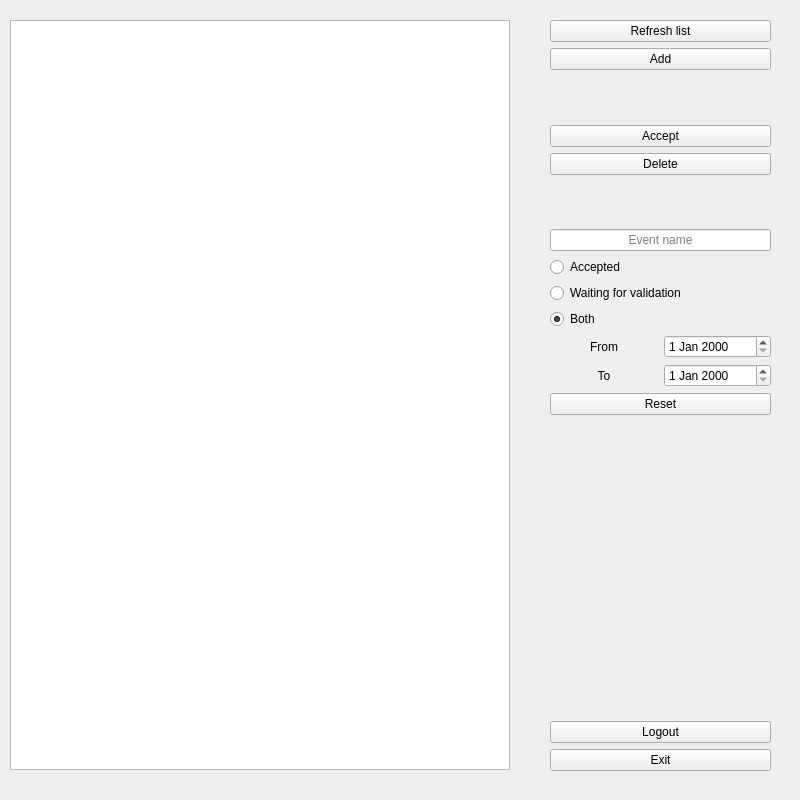
Above: new_SNR/Project/UI/adminwindow.ui from Teaching-projects/SZE-Projektmunka-2019-Shoot-Run before the change. Below: the same form after it.
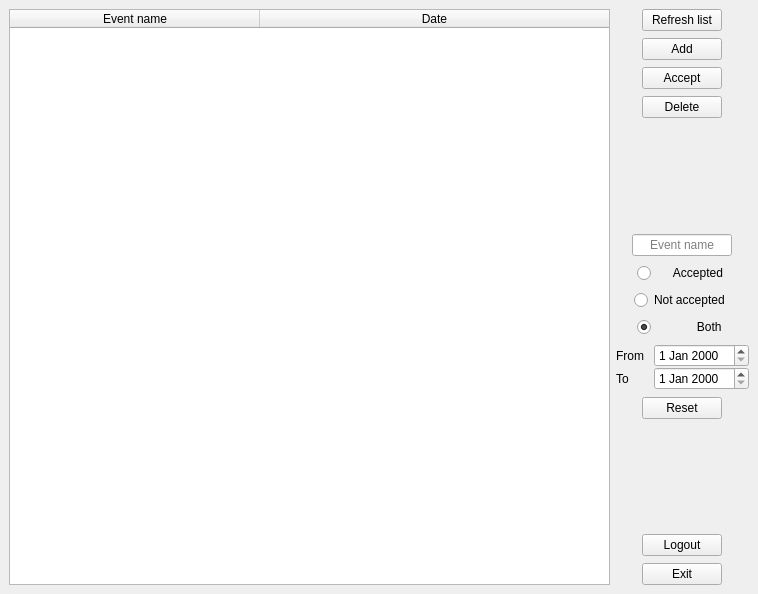
That is the form after the change. The open tabs and pages were chosen to show the change.

Patch:
```diff
--- a/new_SNR/Project/UI/adminwindow.ui
+++ b/new_SNR/Project/UI/adminwindow.ui
@@ -6,20 +6,26 @@
    <rect>
     <x>0</x>
     <y>0</y>
-    <width>800</width>
-    <height>800</height>
+    <width>758</width>
+    <height>594</height>
    </rect>
   </property>
+  <property name="sizePolicy">
+   <sizepolicy hsizetype="Minimum" vsizetype="Minimum">
+    <horstretch>0</horstretch>
+    <verstretch>0</verstretch>
+   </sizepolicy>
+  </property>
   <property name="minimumSize">
    <size>
-    <width>800</width>
-    <height>800</height>
+    <width>640</width>
+    <height>480</height>
    </size>
   </property>
   <property name="maximumSize">
    <size>
-    <width>800</width>
-    <height>800</height>
+    <width>1920</width>
+    <height>1080</height>
    </size>
   </property>
   <property name="windowTitle">
@@ -53,46 +59,46 @@
       <number>1</number>
      </property>
      <widget class="QWidget" name="admin_eventlist">
+      <property name="sizePolicy">
+       <sizepolicy hsizetype="Minimum" vsizetype="Minimum">
+        <horstretch>0</horstretch>
+        <verstretch>0</verstretch>
+       </sizepolicy>
+      </property>
       <property name="minimumSize">
        <size>
-        <width>800</width>
-        <height>800</height>
+        <width>640</width>
+        <height>480</height>
        </size>
       </property>
       <property name="maximumSize">
        <size>
-        <width>800</width>
-        <height>800</height>
+        <width>1920</width>
+        <height>1080</height>
        </size>
       </property>
+      <layout class="QHBoxLayout" name="horizontalLayout_2">
+       <item>
       <widget class="QTableWidget" name="event_list">
        <property name="enabled">
         <bool>true</bool>
        </property>
-       <property name="geometry">
-        <rect>
-         <x>10</x>
-         <y>20</y>
-         <width>500</width>
-         <height>750</height>
-        </rect>
-       </property>
        <property name="sizePolicy">
-        <sizepolicy hsizetype="Fixed" vsizetype="Fixed">
-         <horstretch>0</horstretch>
-         <verstretch>0</verstretch>
+          <sizepolicy hsizetype="Expanding" vsizetype="Expanding">
+           <horstretch>10</horstretch>
+           <verstretch>20</verstretch>
         </sizepolicy>
        </property>
        <property name="minimumSize">
-        <size>
-         <width>500</width>
-         <height>750</height>
-        </size>
-       </property>
-       <property name="maximumSize">
         <size>
          <width>400</width>
-         <height>350</height>
+           <height>500</height>
+          </size>
+         </property>
+         <property name="maximumSize">
+          <size>
+           <width>1920</width>
+           <height>1080</height>
         </size>
        </property>
        <property name="contextMenuPolicy">
@@ -159,10 +165,10 @@
         <number>0</number>
        </property>
        <property name="columnCount">
-        <number>4</number>
+          <number>2</number>
        </property>
        <attribute name="horizontalHeaderVisible">
-        <bool>false</bool>
+          <bool>true</bool>
        </attribute>
        <attribute name="horizontalHeaderCascadingSectionResizes">
         <bool>false</bool>
@@ -180,7 +186,7 @@
         <bool>false</bool>
        </attribute>
        <attribute name="horizontalHeaderStretchLastSection">
-        <bool>false</bool>
+          <bool>true</bool>
        </attribute>
        <attribute name="verticalHeaderVisible">
         <bool>false</bool>
@@ -198,13 +204,6 @@
         <property name="textAlignment">
          <set>AlignCenter</set>
         </property>
-        <property name="background">
-         <color>
-          <red>0</red>
-          <green>100</green>
-          <blue>0</blue>
-         </color>
-        </property>
        </column>
        <column>
         <property name="text">
@@ -214,63 +213,78 @@
          <set>AlignCenter</set>
         </property>
        </column>
-       <column>
-        <property name="text">
-         <string>Not accepted images</string>
-        </property>
-       </column>
-       <column>
-        <property name="text">
-         <string>not so hidden column</string>
-        </property>
-       </column>
-      </widget>
-      <widget class="QWidget" name="gridLayoutWidget">
-       <property name="geometry">
-        <rect>
-         <x>550</x>
-         <y>20</y>
-         <width>221</width>
-         <height>751</height>
-        </rect>
-       </property>
-       <layout class="QVBoxLayout" name="verticalLayout_2">
+        </widget>
+       </item>
         <item>
+        <layout class="QVBoxLayout" name="verticalLayout_2" stretch="0,0,0,0,0,0,0,0,0,0,0,0,0,0">
+         <property name="spacing">
+          <number>7</number>
+         </property>
+         <property name="sizeConstraint">
+          <enum>QLayout::SetNoConstraint</enum>
+         </property>
+         <property name="rightMargin">
+          <number>0</number>
+         </property>
+         <item alignment="Qt::AlignHCenter">
          <widget class="QPushButton" name="event_refresh">
+           <property name="sizePolicy">
+            <sizepolicy hsizetype="Minimum" vsizetype="Minimum">
+             <horstretch>0</horstretch>
+             <verstretch>0</verstretch>
+            </sizepolicy>
+           </property>
+           <property name="maximumSize">
+            <size>
+             <width>100</width>
+             <height>16777215</height>
+            </size>
+           </property>
           <property name="text">
            <string>Refresh list</string>
           </property>
          </widget>
         </item>
-        <item>
+         <item alignment="Qt::AlignHCenter">
          <widget class="QPushButton" name="event_add">
+           <property name="maximumSize">
+            <size>
+             <width>100</width>
+             <height>16777215</height>
+            </size>
+           </property>
           <property name="text">
            <string>Add</string>
           </property>
          </widget>
         </item>
-        <item>
-         <spacer name="verticalSpacer_3">
-          <property name="orientation">
-           <enum>Qt::Vertical</enum>
-          </property>
-          <property name="sizeHint" stdset="0">
-           <size>
-            <width>20</width>
-            <height>40</height>
-           </size>
-          </property>
-         </spacer>
-        </item>
-        <item>
+         <item alignment="Qt::AlignHCenter">
          <widget class="QPushButton" name="event_accept">
+           <property name="sizePolicy">
+            <sizepolicy hsizetype="Minimum" vsizetype="Minimum">
+             <horstretch>0</horstretch>
+             <verstretch>0</verstretch>
+            </sizepolicy>
+           </property>
+           <property name="maximumSize">
+            <size>
+             <width>100</width>
+             <height>16777215</height>
+            </size>
+           </property>
           <property name="text">
            <string>Accept</string>
           </property>
          </widget>
         </item>
-        <item>
+         <item alignment="Qt::AlignHCenter">
          <widget class="QPushButton" name="event_delete">
+           <property name="maximumSize">
+            <size>
+             <width>100</width>
+             <height>16777215</height>
+            </size>
+           </property>
           <property name="text">
            <string>Delete</string>
           </property>
@@ -281,6 +295,9 @@
           <property name="orientation">
            <enum>Qt::Vertical</enum>
           </property>
+           <property name="sizeType">
+            <enum>QSizePolicy::MinimumExpanding</enum>
+           </property>
           <property name="sizeHint" stdset="0">
            <size>
             <width>20</width>
@@ -289,8 +306,20 @@
           </property>
          </spacer>
         </item>
-        <item>
+         <item alignment="Qt::AlignHCenter|Qt::AlignVCenter">
          <widget class="QLineEdit" name="event_name">
+           <property name="sizePolicy">
+            <sizepolicy hsizetype="Minimum" vsizetype="Minimum">
+             <horstretch>0</horstretch>
+             <verstretch>0</verstretch>
+            </sizepolicy>
+           </property>
+           <property name="maximumSize">
+            <size>
+             <width>100</width>
+             <height>16777215</height>
+            </size>
+           </property>
           <property name="alignment">
            <set>Qt::AlignCenter</set>
           </property>
@@ -299,24 +328,42 @@
           </property>
          </widget>
         </item>
-        <item>
+         <item alignment="Qt::AlignHCenter">
          <widget class="QRadioButton" name="event_accepted">
+           <property name="maximumSize">
+            <size>
+             <width>100</width>
+             <height>16777215</height>
+            </size>
+           </property>
           <property name="text">
-           <string>Accepted</string>
+            <string>     Accepted</string>
           </property>
          </widget>
         </item>
-        <item>
+         <item alignment="Qt::AlignHCenter">
          <widget class="QRadioButton" name="event_notaccepted">
+           <property name="maximumSize">
+            <size>
+             <width>100</width>
+             <height>16777215</height>
+            </size>
+           </property>
           <property name="text">
-           <string>Waiting for validation</string>
+            <string>Not accepted</string>
           </property>
          </widget>
         </item>
-        <item>
+         <item alignment="Qt::AlignHCenter">
          <widget class="QRadioButton" name="event_both">
+           <property name="maximumSize">
+            <size>
+             <width>100</width>
+             <height>16777215</height>
+            </size>
+           </property>
           <property name="text">
-           <string>Both</string>
+            <string>            Both</string>
           </property>
           <property name="checked">
            <bool>true</bool>
@@ -326,51 +373,28 @@
         <item>
          <layout class="QGridLayout" name="gridLayout">
           <property name="sizeConstraint">
-           <enum>QLayout::SetFixedSize</enum>
-          </property>
-          <item row="1" column="1">
-           <widget class="QDateEdit" name="date_to">
-            <property name="minimumDateTime">
-             <datetime>
-              <hour>0</hour>
-              <minute>0</minute>
-              <second>0</second>
-              <year>2000</year>
-              <month>1</month>
-              <day>1</day>
-             </datetime>
-            </property>
-           </widget>
-          </item>
-          <item row="0" column="1">
-           <widget class="QDateEdit" name="date_from">
-            <property name="minimumDateTime">
-             <datetime>
-              <hour>0</hour>
-              <minute>0</minute>
-              <second>0</second>
-              <year>2000</year>
-              <month>1</month>
-              <day>1</day>
-             </datetime>
-            </property>
-           </widget>
-          </item>
-          <item row="0" column="0">
-           <widget class="QLabel" name="label_from">
-            <property name="layoutDirection">
-             <enum>Qt::LeftToRight</enum>
-            </property>
-            <property name="text">
-             <string>From</string>
-            </property>
-            <property name="alignment">
-             <set>Qt::AlignCenter</set>
-            </property>
-           </widget>
-          </item>
-          <item row="1" column="0">
+            <enum>QLayout::SetMinimumSize</enum>
+           </property>
+           <property name="horizontalSpacing">
+            <number>10</number>
+           </property>
+           <property name="verticalSpacing">
+            <number>0</number>
+           </property>
+           <item row="1" column="0" alignment="Qt::AlignLeft">
            <widget class="QLabel" name="lavbel_to">
+             <property name="sizePolicy">
+              <sizepolicy hsizetype="Minimum" vsizetype="Minimum">
+               <horstretch>0</horstretch>
+               <verstretch>0</verstretch>
+              </sizepolicy>
+             </property>
+             <property name="maximumSize">
+              <size>
+               <width>50</width>
+               <height>16777215</height>
+              </size>
+             </property>
             <property name="layoutDirection">
              <enum>Qt::LeftToRight</enum>
             </property>
@@ -382,10 +406,93 @@
             </property>
            </widget>
           </item>
-         </layout>
-        </item>
-        <item>
+           <item row="0" column="0" alignment="Qt::AlignLeft">
+            <widget class="QLabel" name="label_from">
+             <property name="sizePolicy">
+              <sizepolicy hsizetype="Minimum" vsizetype="Minimum">
+               <horstretch>0</horstretch>
+               <verstretch>0</verstretch>
+              </sizepolicy>
+             </property>
+             <property name="maximumSize">
+              <size>
+               <width>50</width>
+               <height>16777215</height>
+              </size>
+             </property>
+             <property name="layoutDirection">
+              <enum>Qt::LeftToRight</enum>
+             </property>
+             <property name="text">
+              <string>From</string>
+             </property>
+             <property name="alignment">
+              <set>Qt::AlignCenter</set>
+             </property>
+            </widget>
+           </item>
+           <item row="0" column="1" alignment="Qt::AlignRight">
+            <widget class="QDateEdit" name="date_from">
+             <property name="sizePolicy">
+              <sizepolicy hsizetype="Minimum" vsizetype="Minimum">
+               <horstretch>0</horstretch>
+               <verstretch>0</verstretch>
+              </sizepolicy>
+             </property>
+             <property name="maximumSize">
+              <size>
+               <width>100</width>
+               <height>16777215</height>
+              </size>
+             </property>
+             <property name="minimumDateTime">
+              <datetime>
+               <hour>0</hour>
+               <minute>0</minute>
+               <second>0</second>
+               <year>2000</year>
+               <month>1</month>
+               <day>1</day>
+              </datetime>
+             </property>
+            </widget>
+           </item>
+           <item row="1" column="1" alignment="Qt::AlignRight">
+            <widget class="QDateEdit" name="date_to">
+             <property name="sizePolicy">
+              <sizepolicy hsizetype="Minimum" vsizetype="Minimum">
+               <horstretch>0</horstretch>
+               <verstretch>0</verstretch>
+              </sizepolicy>
+             </property>
+             <property name="maximumSize">
+              <size>
+               <width>100</width>
+               <height>16777215</height>
+              </size>
+             </property>
+             <property name="minimumDateTime">
+              <datetime>
+               <hour>0</hour>
+               <minute>0</minute>
+               <second>0</second>
+               <year>2000</year>
+               <month>1</month>
+               <day>1</day>
+              </datetime>
+             </property>
+            </widget>
+           </item>
+          </layout>
+         </item>
+         <item alignment="Qt::AlignHCenter">
          <widget class="QPushButton" name="event_filterreset">
+           <property name="maximumSize">
+            <size>
+             <width>100</width>
+             <height>16777215</height>
+            </size>
+           </property>
           <property name="text">
            <string>Reset</string>
           </property>
@@ -397,32 +504,51 @@
            <enum>Qt::Vertical</enum>
           </property>
           <property name="sizeType">
-           <enum>QSizePolicy::Maximum</enum>
+            <enum>QSizePolicy::MinimumExpanding</enum>
           </property>
           <property name="sizeHint" stdset="0">
            <size>
             <width>20</width>
-            <height>300</height>
+             <height>40</height>
            </size>
           </property>
          </spacer>
         </item>
-        <item>
+         <item alignment="Qt::AlignHCenter">
          <widget class="QPushButton" name="logout_button">
+           <property name="maximumSize">
+            <size>
+             <width>100</width>
+             <height>16777215</height>
+            </size>
+           </property>
           <property name="text">
            <string>Logout</string>
           </property>
          </widget>
         </item>
-        <item>
+         <item alignment="Qt::AlignHCenter">
          <widget class="QPushButton" name="exit_button">
+           <property name="sizePolicy">
+            <sizepolicy hsizetype="Minimum" vsizetype="Minimum">
+             <horstretch>0</horstretch>
+             <verstretch>0</verstretch>
+            </sizepolicy>
+           </property>
+           <property name="maximumSize">
+            <size>
+             <width>100</width>
+             <height>16777215</height>
+            </size>
+           </property>
           <property name="text">
            <string>Exit</string>
           </property>
          </widget>
         </item>
        </layout>
-      </widget>
+       </item>
+      </layout>
      </widget>
      <widget class="QWidget" name="admin_images">
       <property name="sizePolicy">
```
Left out of the diff: 81 changed lines with no effect on the pictures. Lines whose indentation alone changed are shown as unchanged.
